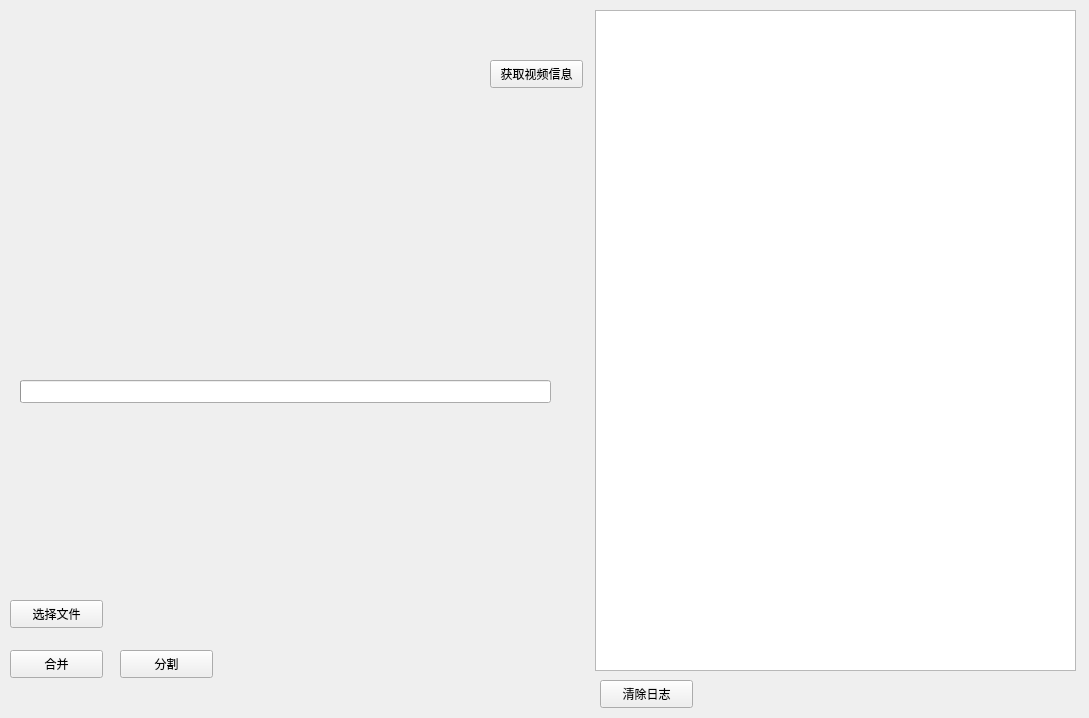
choueric/vcutter, file vcutter.ui: the form before one commit.
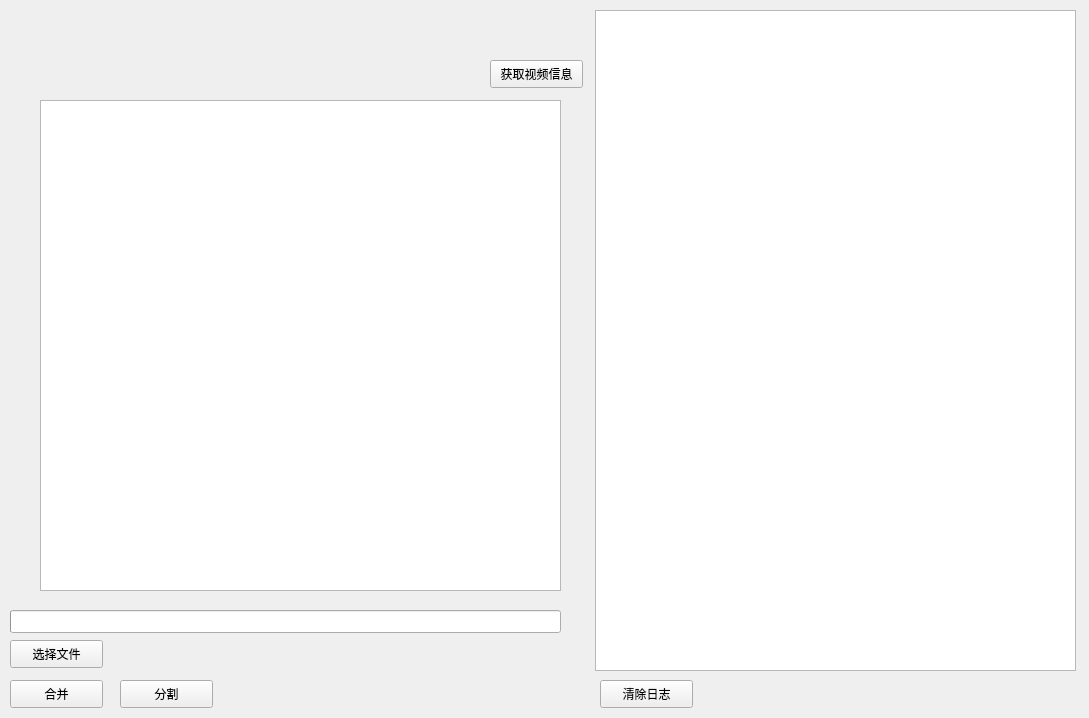
The form after the commit.

Commit message: concat video works.

Diff of the .ui file:
```diff
--- a/vcutter.ui
+++ b/vcutter.ui
@@ -57,7 +57,7 @@
     <property name="geometry">
      <rect>
       <x>10</x>
-      <y>600</y>
+      <y>640</y>
       <width>93</width>
       <height>28</height>
      </rect>
@@ -70,7 +70,7 @@
     <property name="geometry">
      <rect>
       <x>10</x>
-      <y>650</y>
+      <y>680</y>
       <width>93</width>
       <height>28</height>
      </rect>
@@ -83,7 +83,7 @@
     <property name="geometry">
      <rect>
       <x>120</x>
-      <y>650</y>
+      <y>680</y>
       <width>93</width>
       <height>28</height>
      </rect>
@@ -95,9 +95,9 @@
    <widget class="QProgressBar" name="progressBar">
     <property name="geometry">
      <rect>
-      <x>20</x>
-      <y>380</y>
-      <width>531</width>
+      <x>10</x>
+      <y>610</y>
+      <width>551</width>
       <height>23</height>
      </rect>
     </property>
@@ -108,6 +108,16 @@
      <bool>false</bool>
     </property>
    </widget>
+   <widget class="QTextEdit" name="logTextEdit">
+    <property name="geometry">
+     <rect>
+      <x>40</x>
+      <y>100</y>
+      <width>521</width>
+      <height>491</height>
+     </rect>
+    </property>
+   </widget>
   </widget>
  </widget>
  <layoutdefault spacing="6" margin="11"/>
```
The commit also changes 2 other files.
